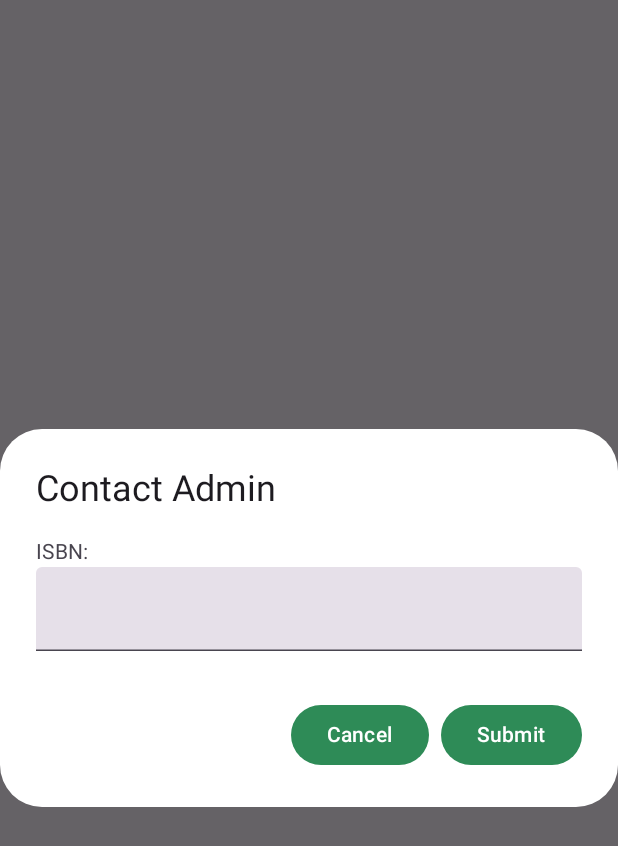
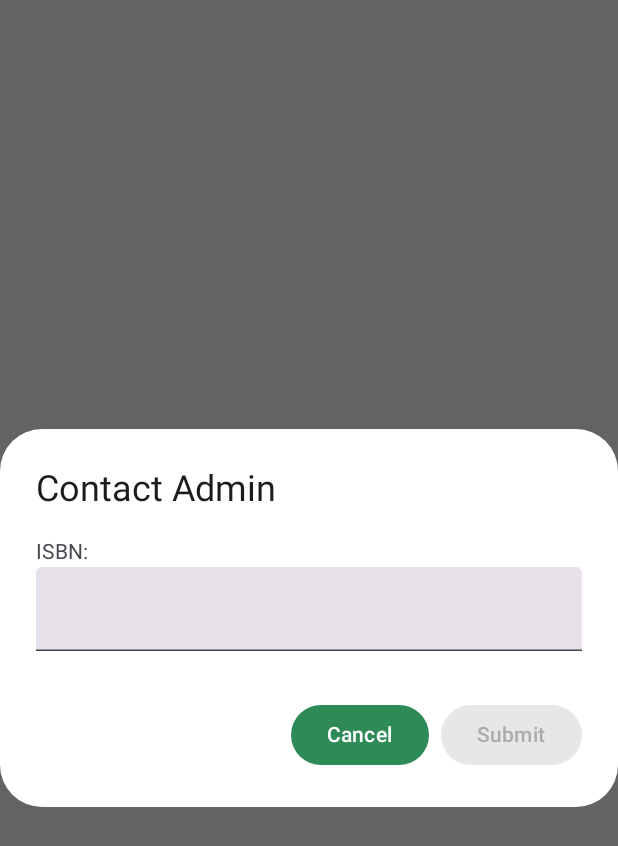
Before and after one commit to Azadkl/bookNest, an Android app built with Jetpack Compose: the composable ContactAdminDialog shown on its own in the app's theme, on a phone screen of 412 x 824 dp. Shown: the top 846 px of the screen. Run offline under Robolectric (Android 15) with nearby library versions, the phone set to English and light mode, and no system bars; pictures from the network do not load.

Commit message:
submit butonu inaktif aktif ayari

```diff
--- a/app/src/main/java/com/example/booknest/view/BottomBarScreen.kt
+++ b/app/src/main/java/com/example/booknest/view/BottomBarScreen.kt
@@ -224,7 +224,9 @@ fun BottomBarScreen(mainNavController:NavController,modifier: Modifier=Modifier,
                                     color = Color.Gray,
                                     modifier = Modifier.padding(bottom = 20.dp)
                                 )
+
                                 Button(
+
                                     onClick = {
                                        showDialog=true
                                     },
@@ -645,7 +647,7 @@ fun ContactAdminDialog(onConfirm: (String) -> Unit, onDismiss: () -> Unit,viewMo
     var bookTitle by remember { mutableStateOf("") }
     var authorName by remember { mutableStateOf("") }
     var isbn by remember { mutableStateOf("") }
-
+    var enable1 = false
     AlertDialog(
         onDismissRequest = onDismiss,
         containerColor = Color.White,
@@ -664,7 +666,11 @@ fun ContactAdminDialog(onConfirm: (String) -> Unit, onDismiss: () -> Unit,viewMo
         },
 
         confirmButton = {
-            Button(onClick = {
+            if (isbn != ""){enable1 =true}
+            Button(
+                enabled = enable1,
+                onClick = {
+
                 viewModel.postBook(isbn)
                 onConfirm(isbn)
             },
```
